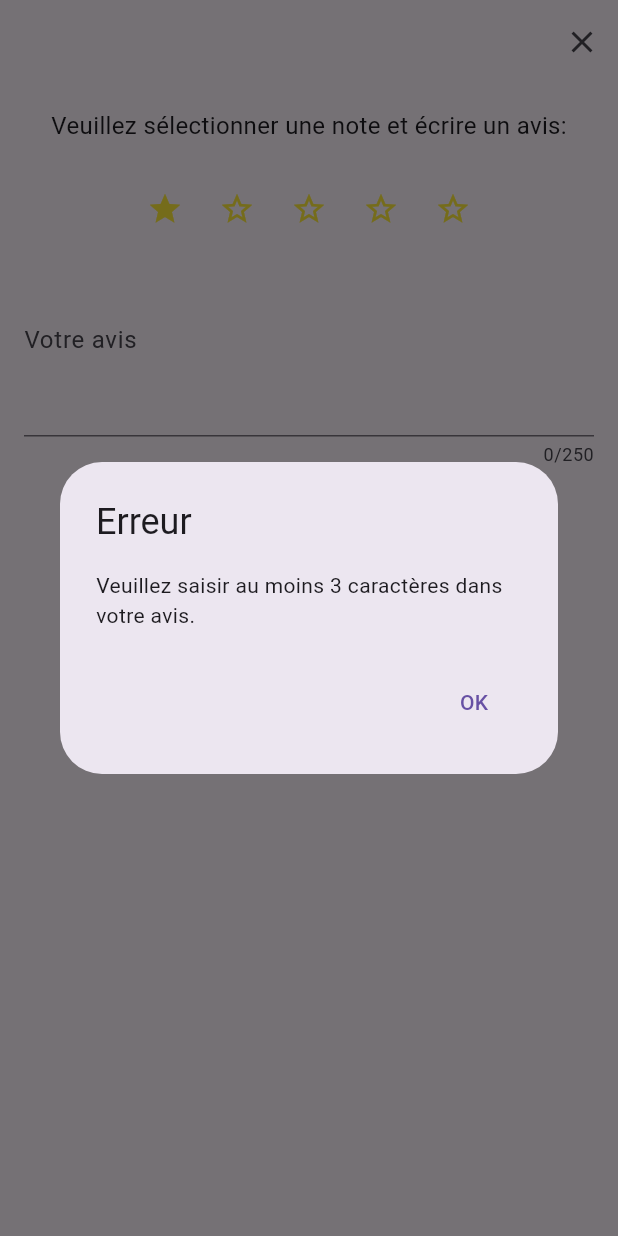
After one commit to YOUPIDOK/cs-rust-flutter, a Flutter app: the OpinionPage screen opened directly, after a tap on the "star border" icon, after a tap on "Terminé", on a phone screen of 412 x 824 dp. The commit adds this screen. Run offline on Flutter 3.47's test engine with Material 3 defaults, Android fonts, the phone set to English and light mode, and no system bars; our stand-ins replace built_collection, built_value, flutter_riverpod, geolocator, go_router, hive and 3 more; missing offline and left inert: ferry, ferry_exec, ferry_hive_store, gql, gql_code_builder, gql_exec and 3 more; accounts and stored records are empty; generated files the repository leaves out were written again; project files that could hold a hidden picture were left out.

Commit message:
add feature/nfc

```diff
--- /dev/null
+++ b/app/lib/opinion_page.dart
@@ -0,0 +1,171 @@
+import 'package:flutter/material.dart';
+import 'package:flutter_riverpod/flutter_riverpod.dart';
+import '../providers/opinion_provider.dart';
+import 'nfc_await_outside.dart'; // Importez votre page NfcAwaitOutside ici
+
+class OpinionPage extends ConsumerStatefulWidget {
+  @override
+  _OpinionPageState createState() => _OpinionPageState();
+}
+
+class _OpinionPageState extends ConsumerState<OpinionPage> {
+  int _rating = 0;
+  final TextEditingController _commentController = TextEditingController();
+
+  void _submitOpinion() {
+    if (_rating == 0) {
+      showDialog(
+        context: context,
+        builder: (BuildContext context) {
+          return AlertDialog(
+            title: const Text('Erreur'),
+            content: const Text('Veuillez sélectionner une note.'),
+            actions: <Widget>[
+              TextButton(
+                child: const Text('OK'),
+                onPressed: () {
+                  Navigator.of(context).pop();
+                },
+              ),
+            ],
+          );
+        },
+      );
+      return;
+    }
+
+    if (_commentController.text.length < 3) {
+      showDialog(
+        context: context,
+        builder: (BuildContext context) {
+          return AlertDialog(
+            title: const Text('Erreur'),
+            content: const Text('Veuillez saisir au moins 3 caractères dans votre avis.'),
+            actions: <Widget>[
+              TextButton(
+                child: const Text('OK'),
+                onPressed: () {
+                  Navigator.of(context).pop();
+                },
+              ),
+            ],
+          );
+        },
+      );
+      return;
+    }
+
+    if (_commentController.text.length > 250) {
+      showDialog(
+        context: context,
+        builder: (BuildContext context) {
+          return AlertDialog(
+            title: const Text('Erreur'),
+            content: const Text('Votre avis ne peut pas dépasser 250 caractères.'),
+            actions: <Widget>[
+              TextButton(
+                child: const Text('OK'),
+                onPressed: () {
+                  Navigator.of(context).pop();
+                },
+              ),
+            ],
+          );
+        },
+      );
+      return;
+    }
+
+    // Remplacez ces valeurs par des valeurs appropriées
+    const int toiletId = 1;
+    const int userId = 1;
+
+    ref.read(opinionProvider.notifier).setOpinion(
+      toiletId,
+      userId,
+      _rating,
+      _commentController.text,
+    );
+
+    showDialog(
+      context: context,
+      builder: (BuildContext context) {
+        final opinion = ref.read(opinionProvider);
+        return AlertDialog(
+          title: const Text('Avis soumis'),
+          content: Text('Note: ${opinion?.rating}\nAvis: ${opinion?.comment}'),
+          actions: <Widget>[
+            TextButton(
+              child: const Text('OK'),
+              onPressed: () {
+                 Navigator.of(context).pushReplacement(
+                MaterialPageRoute(builder: (context) => NfcAwaitOutside()),
+              );
+              },
+            ),
+          ],
+        );
+      },
+    );
+  }
+
+  @override
+  Widget build(BuildContext context) {
+    return Scaffold(
+      appBar: AppBar(
+        actions: [
+          IconButton(
+            icon: const Icon(Icons.close),
+            onPressed: () {
+              Navigator.of(context).pushReplacement(
+                MaterialPageRoute(builder: (context) => NfcAwaitOutside()),
+              );
+            },
+          ),
+        ],
+      ),
+      body: Padding(
+        padding: const EdgeInsets.all(16.0),
+        child: Column(
+          children: [
+            const Text(
+              'Veuillez sélectionner une note et écrire un avis:',
+              style: TextStyle(fontSize: 16),
+            ),
+            const SizedBox(height: 20),
+            Row(
+              mainAxisAlignment: MainAxisAlignment.center,
+              children: List.generate(5, (index) {
+                return IconButton(
+                  icon: Icon(
+                    index < _rating ? Icons.star : Icons.star_border,
+                  ),
+                  color: Colors.yellow,
+                  onPressed: () {
+                    setState(() {
+                      _rating = index + 1;
+                    });
+                  },
+                );
+              }),
+            ),
+            TextField(
+              controller: _commentController,
+              decoration: InputDecoration(
+                labelText: 'Votre avis',
+                counterText: '${_commentController.text.length}/250', // Affiche le nombre de caractères
+              ),
+              maxLines: 4,
+              maxLength: 250, // Limite le nombre maximum de caractères
+            ),
+            const SizedBox(height: 20),
+            ElevatedButton(
+              onPressed: _submitOpinion,
+              child: const Text('Terminé'),
+            ),
+          ],
+        ),
+      ),
+    );
+  }
+}
--- a/app/pubspec.yaml
+++ b/app/pubspec.yaml
@@ -87,6 +87,12 @@ flutter:
       - assets/symbols/
       - assets/symbols/2.0x/
       - assets/symbols/3.0x/
+      - assets/contactless.png
+      - assets/unlocked.png
+      - assets/disabled.png
+      - assets/lock.png
+      - assets/padlock.png
+      - assets/error.png
 
   # An image asset can refer to one or more resolution-specific "variants", see
   # https://flutter.dev/assets-and-images/#resolution-aware
```
Also changed, not shown: app/lib/error_page.dart (added, +34 -0 lines), app/lib/main.dart (+12 -85 lines), app/lib/models/opinion.dart (added, +23 -0 lines), app/lib/models/toilets_model.dart (added, +47 -0 lines), app/lib/nfc_await_inside.dart (added, +66 -0 lines), app/lib/nfc_await_inside_locked.dart (added, +89 -0 lines), app/lib/nfc_await_outside.dart (added, +66 -0 lines), app/lib/providers/opinion_provider.dart (added, +23 -0 lines), app/lib/providers/toilet_provider.dart (added, +32 -0 lines), app/assets/contactless.png (added), app/assets/disabled.png (added), app/assets/error.png (added), app/assets/lock.png (added), app/assets/padlock.png (added), 1 more files.
